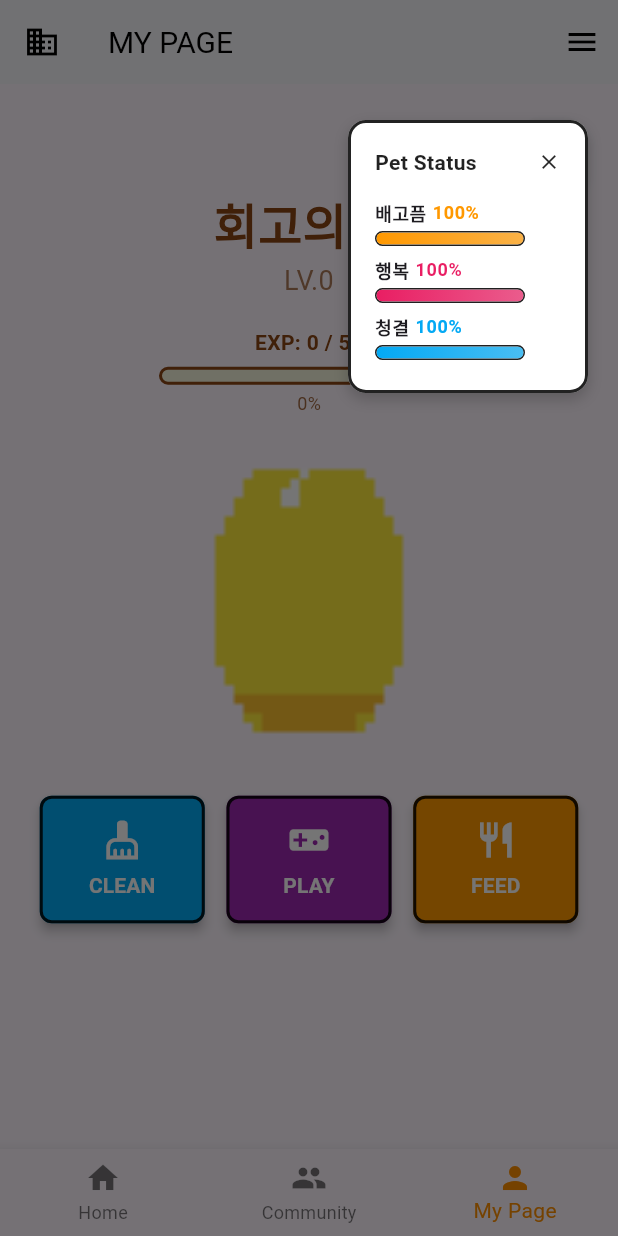
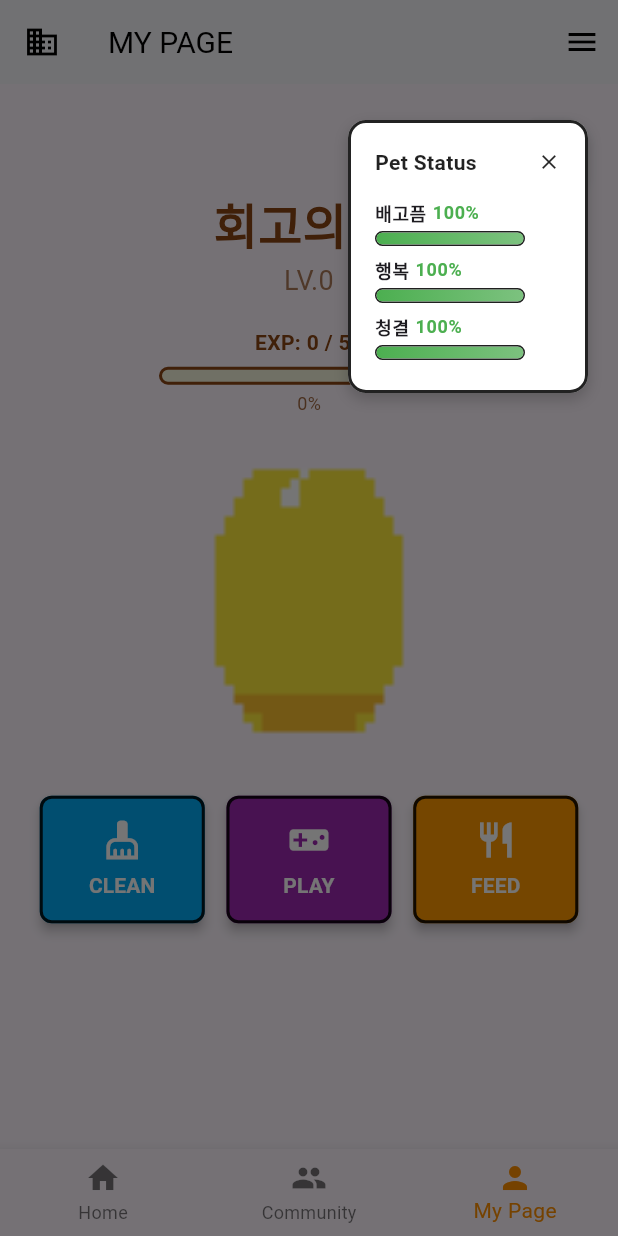
Before and after one commit to SilSo-communityFromFailToOvercome/silso_dev_toyproject, a Flutter app: the MyPageScreen screen opened directly, after a tap on the "pets" icon, on a phone screen of 412 x 824 dp. Run offline on Flutter 3.47's test engine with Material 3 defaults, Android fonts, the phone set to English and light mode, and no system bars; our stand-ins replace cloud_firestore, firebase_auth, firebase_core, flutter_riverpod, google_fonts, table_calendar; accounts and stored records are empty.

Commit message:
feat/decay function for statistics (Remaining issues: calculation for decreasing the stats, what will happen if decreases until 0

```diff
--- a/lib/models/pet.dart
+++ b/lib/models/pet.dart
@@ -1,5 +1,5 @@
 // lib/models/pet.dart
-// Firebase 관련 import 제거
+import 'package:cloud_firestore/cloud_firestore.dart';
 
 // 펫 데이터를 위한 모델 클래스
 class Pet {
@@ -11,6 +11,12 @@ class Pet {
   final int happiness; // 행복 (0-100)
   final int cleanliness; // 청결 (0-100)
   final DateTime? lastAttendanceDate; // 마지막 출석체크 날짜 (CLEAN 액션용)
+  final DateTime lastUpdateTime; // 마지막 상태 업데이트 시간 (decay 계산용)
+
+  // Decay rates (points per hour) - TESTING: Extreme decay for demonstration
+  static const double hungerDecayRate = 1200.0; // TESTING: -10 points every 30 seconds
+  static const double happinessDecayRate = 1200.0; // TESTING: -10 points every 30 seconds
+  static const double cleanlinessDecayRate = 1200.0; // TESTING: -10 points every 30 seconds
 
   Pet({
     required this.name,
@@ -21,7 +27,8 @@ class Pet {
     required this.happiness,
     required this.cleanliness,
     this.lastAttendanceDate,
-  });
+    DateTime? lastUpdateTime,
+  }) : lastUpdateTime = lastUpdateTime ?? DateTime.now();
 
   // Pet 객체 복사 및 변경을 위한 copyWith 메서드
   Pet copyWith({
@@ -33,6 +40,7 @@ class Pet {
     int? happiness,
     int? cleanliness,
     DateTime? lastAttendanceDate,
+    DateTime? lastUpdateTime,
   }) {
     return Pet(
       name: name ?? this.name,
@@ -43,6 +51,7 @@ class Pet {
       happiness: happiness ?? this.happiness,
       cleanliness: cleanliness ?? this.cleanliness,
       lastAttendanceDate: lastAttendanceDate ?? this.lastAttendanceDate,
+      lastUpdateTime: lastUpdateTime ?? this.lastUpdateTime,
     );
   }
 
@@ -57,6 +66,7 @@ class Pet {
       happiness: data['happiness'] ?? 100,
       cleanliness: data['cleanliness'] ?? 100,
       lastAttendanceDate: data['lastAttendanceDate']?.toDate(),
+      lastUpdateTime: data['lastUpdateTime']?.toDate() ?? DateTime.now(),
     );
   }
 
@@ -66,11 +76,54 @@ class Pet {
       'name': name,
       'experience': experience,
       'growthStage': growthStage,
-      'lastReflectionDate': lastReflectionDate,
+      'lastReflectionDate': lastReflectionDate != null ? Timestamp.fromDate(lastReflectionDate!) : null,
       'hunger': hunger,
       'happiness': happiness,
       'cleanliness': cleanliness,
-      'lastAttendanceDate': lastAttendanceDate,
+      'lastAttendanceDate': lastAttendanceDate != null ? Timestamp.fromDate(lastAttendanceDate!) : null,
+      'lastUpdateTime': Timestamp.fromDate(lastUpdateTime),
     };
   }
+
+  // 시간 기반 stat decay 계산 메서드
+  Pet applyDecay() {
+    final now = DateTime.now();
+    final timeDifference = now.difference(lastUpdateTime);
+    final hoursElapsed = timeDifference.inSeconds / 3600.0; // Convert seconds to hours directly
+
+    print('DECAY CALC: Time diff = ${timeDifference.inSeconds}s, Hours = $hoursElapsed');
+    print('DECAY CALC: Rates - H:$hungerDecayRate Ha:$happinessDecayRate C:$cleanlinessDecayRate');
+
+    // 각 stat에 decay 적용 (최소값 0)
+    final hungerDecay = hoursElapsed * hungerDecayRate;
+    final happinessDecay = hoursElapsed * happinessDecayRate;
+    final cleanlinessDecay = hoursElapsed * cleanlinessDecayRate;
+
+    print('DECAY CALC: Raw decay - H:$hungerDecay Ha:$happinessDecay C:$cleanlinessDecay');
+
+    final newHunger = (hunger - hungerDecay).round().clamp(0, 100);
+    final newHappiness = (happiness - happinessDecay).round().clamp(0, 100);
+    final newCleanliness = (cleanliness - cleanlinessDecay).round().clamp(0, 100);
+
+    print('DECAY CALC: Final values - H:$newHunger Ha:$newHappiness C:$newCleanliness');
+
+    return copyWith(
+      hunger: newHunger,
+      happiness: newHappiness,
+      cleanliness: newCleanliness,
+      lastUpdateTime: now,
+    );
+  }
+
+  // 낮은 stat 상태 확인
+  bool get hasLowStats => hunger < 30 || happiness < 30 || cleanliness < 30;
+  bool get hasCriticalStats => hunger < 10 || happiness < 10 || cleanliness < 10;
+
+  // Stat 상태별 색상 코드
+  static int getStatColor(int statValue) {
+    if (statValue >= 70) return 0xFF4CAF50; // Green
+    if (statValue >= 40) return 0xFFFF9800; // Orange
+    if (statValue >= 20) return 0xFFFF5722; // Red-Orange
+    return 0xFFF44336; // Red
+  }
 }
--- a/lib/screens/my_page.dart
+++ b/lib/screens/my_page.dart
@@ -304,13 +304,51 @@ class MyPageScreen extends ConsumerWidget {
           Positioned(
             top: 20,
             right: 20,
-            child: FloatingActionButton(
+            child: Stack(
+              children: [
+                FloatingActionButton(
                   onPressed: () => _showStatusModal(context, pet),
                   backgroundColor: Colors.white,
                   foregroundColor: AppConstants.primaryBorder,
                   elevation: 4,
                   mini: true,
                   child: const Icon(Icons.pets, size: 20),
+                ),
+                // Status warning indicator
+                if (pet.hasCriticalStats)
+                  Positioned(
+                    right: 0,
+                    top: 0,
+                    child: Container(
+                      width: 12,
+                      height: 12,
+                      decoration: BoxDecoration(
+                        color: Colors.red,
+                        shape: BoxShape.circle,
+                        border: Border.all(color: Colors.white, width: 1),
+                      ),
+                      child: const Icon(
+                        Icons.priority_high,
+                        size: 8,
+                        color: Colors.white,
+                      ),
+                    ),
+                  )
+                else if (pet.hasLowStats)
+                  Positioned(
+                    right: 0,
+                    top: 0,
+                    child: Container(
+                      width: 10,
+                      height: 10,
+                      decoration: BoxDecoration(
+                        color: Colors.orange,
+                        shape: BoxShape.circle,
+                        border: Border.all(color: Colors.white, width: 1),
+                      ),
+                    ),
+                  ),
+              ],
             ),
           ),
         ],
--- a/lib/widgets/pet_status_widget.dart
+++ b/lib/widgets/pet_status_widget.dart
@@ -2,6 +2,7 @@
 
 import 'package:flutter/material.dart';
 import '../constants/app_constants.dart';
+import '../models/pet.dart';
 
 /// Widget for displaying pet status bars (experience, hunger, happiness, cleanliness)
 class PetStatusWidget extends StatelessWidget {
@@ -22,6 +23,16 @@ class PetStatusWidget extends StatelessWidget {
   Widget build(BuildContext context) {
     final displayValue = value.clamp(0, 100);
     final isLow = displayValue < 30;
+    final isCritical = displayValue < 10;
+    final statColor = Color(Pet.getStatColor(displayValue));
+
+    // Choose appropriate icon based on stat level and type
+    IconData? statusIcon;
+    if (isCritical) {
+      statusIcon = Icons.emergency;
+    } else if (isLow) {
+      statusIcon = Icons.warning_amber_rounded;
+    }
 
     return Padding(
       padding: const EdgeInsets.symmetric(vertical: 4.0),
@@ -34,7 +45,7 @@ class PetStatusWidget extends StatelessWidget {
                 label,
                 style: Theme.of(context).textTheme.bodySmall?.copyWith(
                   fontWeight: FontWeight.w600,
-                  color: isLow ? AppConstants.warningColor : null,
+                  color: isCritical ? Colors.red.shade700 : (isLow ? AppConstants.warningColor : null),
                 ),
               ),
               if (showPercentage) ...[
@@ -43,16 +54,20 @@ class PetStatusWidget extends StatelessWidget {
                   '$displayValue%',
                   style: Theme.of(context).textTheme.bodySmall?.copyWith(
                     fontWeight: FontWeight.bold,
-                    color: isLow ? AppConstants.warningColor : color,
+                    color: statColor,
                   ),
                 ),
               ],
-              if (isLow) ...[
+              if (statusIcon != null) ...[
                 const SizedBox(width: 4),
-                Icon(
-                  Icons.warning_amber_rounded,
-                  size: 14,
-                  color: AppConstants.warningColor,
+                AnimatedSwitcher(
+                  duration: const Duration(milliseconds: 300),
+                  child: Icon(
+                    statusIcon,
+                    key: ValueKey(statusIcon),
+                    size: isCritical ? 16 : 14,
+                    color: isCritical ? Colors.red.shade700 : AppConstants.warningColor,
+                  ),
                 ),
               ],
             ],
@@ -62,7 +77,10 @@ class PetStatusWidget extends StatelessWidget {
             height: AppConstants.statusBarHeight,
             width: AppConstants.statusBarWidth,
             decoration: BoxDecoration(
-              border: Border.all(color: AppConstants.primaryBorder, width: 1),
+              border: Border.all(
+                color: isCritical ? Colors.red.shade700 : AppConstants.primaryBorder,
+                width: isCritical ? 2 : 1,
+              ),
               borderRadius: BorderRadius.circular(AppConstants.statusBarHeight / 2),
               color: Colors.grey.shade200,
             ),
@@ -76,19 +94,60 @@ class PetStatusWidget extends StatelessWidget {
                   width: (displayValue / 100) * AppConstants.statusBarWidth,
                   decoration: BoxDecoration(
                     gradient: LinearGradient(
-                      colors: isLow
-                          ? [AppConstants.warningColor, AppConstants.warningColor.withValues(alpha: 0.7)]
-                          : [color, color.withValues(alpha: 0.7)],
+                      colors: [statColor, statColor.withValues(alpha: 0.7)],
                     ),
                   ),
+                  child: isCritical
+                      ? Container(
+                          decoration: BoxDecoration(
+                            gradient: LinearGradient(
+                              colors: [statColor, statColor.withValues(alpha: 0.7)],
+                            ),
+                          ),
+                          child: CustomPaint(
+                            painter: _PulsingPainter(),
+                            size: Size.infinite,
+                          ),
+                        )
+                      : null,
                 ),
               ),
             ),
           ),
+          // Status message for critical/low stats
+          if (isCritical || isLow) ...[
+            const SizedBox(height: 2),
+            Text(
+              isCritical ? 'Critical! Needs immediate attention!' : 'Low - needs care',
+              style: Theme.of(context).textTheme.bodySmall?.copyWith(
+                fontSize: 10,
+                color: isCritical ? Colors.red.shade700 : Colors.orange.shade600,
+                fontWeight: FontWeight.w500,
+                fontStyle: FontStyle.italic,
+              ),
+            ),
+          ],
         ],
       ),
     );
   }
+}
+
+/// Custom painter for pulsing effect on critical stats
+class _PulsingPainter extends CustomPainter {
+  @override
+  void paint(Canvas canvas, Size size) {
+    final paint = Paint()
+      ..color = Colors.white.withValues(alpha: 0.3)
+      ..blendMode = BlendMode.overlay;
+
+    // Create a simple pulsing overlay
+    final rect = Rect.fromLTWH(0, 0, size.width, size.height);
+    canvas.drawRect(rect, paint);
+  }
+
+  @override
+  bool shouldRepaint(covariant CustomPainter oldDelegate) => true;
 }
 
 /// Container widget for grouping multiple status bars
```
Also changed, not shown: lib/providers/pet_notifier.dart (+62 -1 lines). Lines whose indentation alone changed are shown as unchanged.
